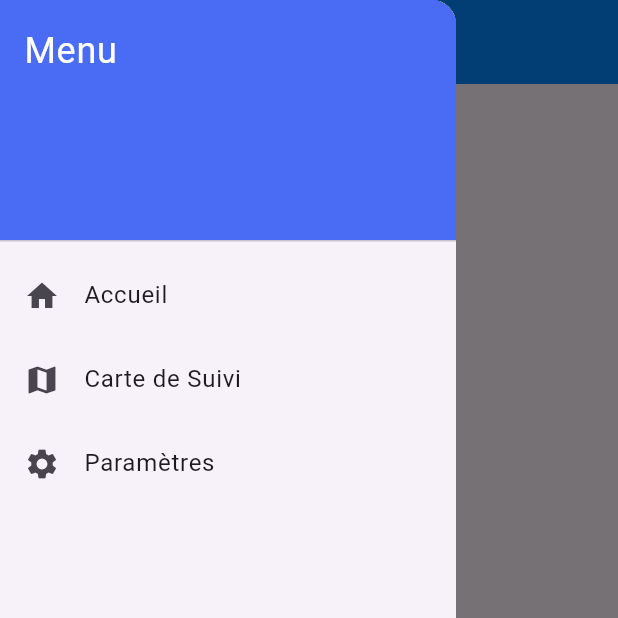
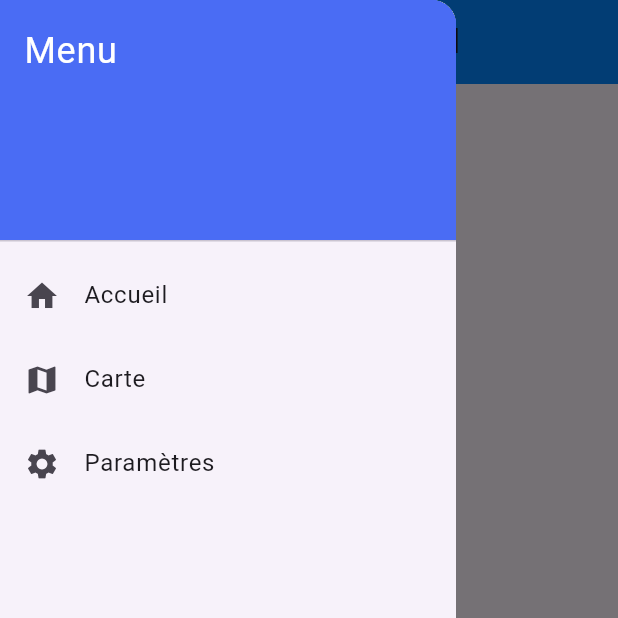
Before and after one commit to Mathbech/BeaupOrientation-mobile, a Flutter app: the screen it shows after launch, with the side drawer open, on a phone screen of 412 x 824 dp, the top half of it. Run offline on Flutter 3.47's test engine with Material 3 defaults, Android fonts, the phone set to English and light mode, and no system bars; our stand-ins replace flutter_map, latlong2, location.

Commit message:
Add professor login and selection pages; update routing and enhance custom app bar

```diff
--- /dev/null
+++ b/lib/pages/selection_page.dart
@@ -0,0 +1,34 @@
+import 'package:flutter/material.dart';
+import '../widgets/custom_app_bar.dart';
+import '../widgets/custom_drawer.dart';
+
+class SelectionPage extends StatelessWidget {
+  @override
+  Widget build(BuildContext context) {
+    return Scaffold(
+      appBar: CustomAppBar(title: 'Sélectionnez votre profil', showMenuButton: true),
+      drawer: CustomDrawer(),  // Utilise le Drawer personnalisé
+      body: Center(
+        child: Column(
+          mainAxisAlignment: MainAxisAlignment.center,
+          children: <Widget>[
+            ElevatedButton(
+              onPressed: () {
+                Navigator.pushNamed(context, '/profLogin');
+              },
+              child: Text('Je suis Professeur'),
+            ),
+            SizedBox(height: 20),
+            ElevatedButton(
+              onPressed: () {
+                // // Navigator.pushNamed(context, '/studentLogin');
+                // print('eleve');
+              },
+              child: Text('Je suis Élève'),
+            ),
+          ],
+        ),
+      ),
+    );
+  }
+}
--- a/lib/routing/routes.dart
+++ b/lib/routing/routes.dart
@@ -1,14 +1,28 @@
+import 'package:beauporientation/pages/prof_login.dart';
+import 'package:beauporientation/pages/selection_page.dart';
 import 'package:flutter/material.dart';
 import '../pages/map.dart';
 
 class AppRoutes {
   static const String home = '/';
-  static const String pathTrackingMap = '/pathTrackingMap';
+  static const String pathTrackingMap = '/Map';
   static const String settings = '/settings';
+  static const String profLogin = '/profLogin';
+  static const String studentLogin = '/studentLogin';
 
   static Map<String, WidgetBuilder> getRoutes() {
     return {
-      home: (context) => const PathTrackingMap(),
+      home: (context) => SelectionPage(),
+      profLogin: (context) => ProfLoginPage(),
+      pathTrackingMap: (context) => const PathTrackingMap(),
     };
   }
+
+
+  static Widget buildPageWithoutBackButton(Widget page) {
+    return WillPopScope(
+      onWillPop: () async => false,
+      child: page,
+    );
+  }
 }
--- a/lib/widgets/custom_app_bar.dart
+++ b/lib/widgets/custom_app_bar.dart
@@ -24,6 +24,7 @@ class CustomAppBar extends StatelessWidget implements PreferredSizeWidget {
           : null,
       title: Text(title),
       actions: actions,
+      automaticallyImplyLeading: false,
     );
   }
 
--- a/lib/widgets/custom_drawer.dart
+++ b/lib/widgets/custom_drawer.dart
@@ -29,7 +29,7 @@ class CustomDrawer extends StatelessWidget {
           ),
           ListTile(
             leading: Icon(Icons.map),
-            title: Text('Carte de Suivi'),
+            title: Text('Carte'),
             onTap: () {
               Navigator.pushNamed(context, AppRoutes.pathTrackingMap);
             },
```
Also changed, not shown: lib/pages/prof_login.dart (added, +62 -0 lines).
